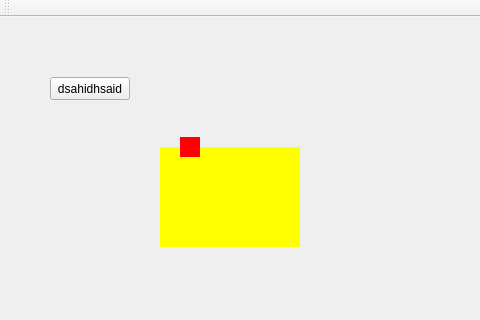
claranobre/Projeto_trens, file TrabalhoTrem/mainwindow.ui: the form before one commit; both pictures show x 0 to 480 and y 0 to 320 of the 728 by 476 pixel window.
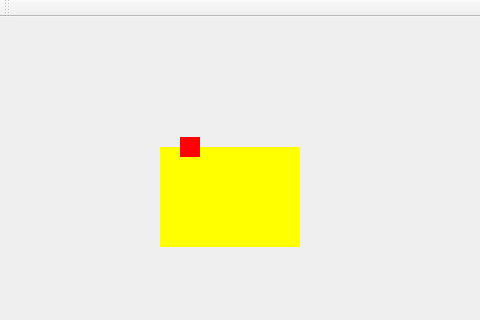
The form after the commit.

What changed in the file:
```diff
--- a/TrabalhoTrem/mainwindow.ui
+++ b/TrabalhoTrem/mainwindow.ui
@@ -46,19 +46,6 @@
      <string/>
     </property>
    </widget>
-   <widget class="QPushButton" name="pushButton">
-    <property name="geometry">
-     <rect>
-      <x>50</x>
-      <y>60</y>
-      <width>80</width>
-      <height>23</height>
-     </rect>
-    </property>
-    <property name="text">
-     <string>dsahidhsaid</string>
-    </property>
-   </widget>
   </widget>
   <widget class="QMenuBar" name="menuBar">
    <property name="geometry">
```
